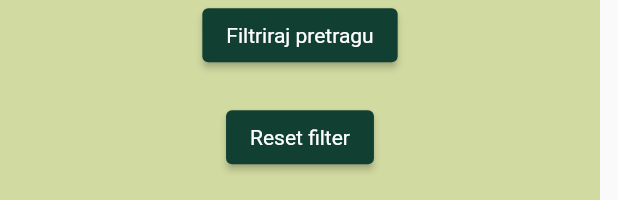
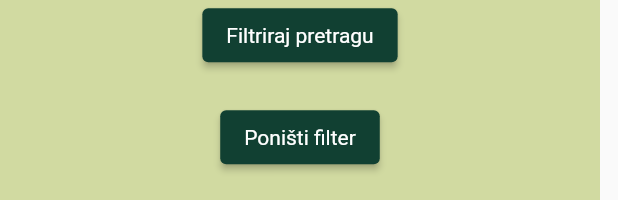
Before and after one commit to kfranic1/Hevento, a Flutter app: the HomePageSecondary widget shown alone on an empty page, opened directly, scrolled down 108 dp, on a phone screen of 412 x 824 dp. Shown: the part 1033-1233 px from the top of the screen. Run offline on Flutter 3.47's test engine with Material 2 defaults, Android fonts, the phone set to English and light mode, and no system bars; drawn by our look-alikes of flutter_rating_bar, table_calendar; our stand-ins replace cloud_firestore, firebase_auth, firebase_core, firebase_storage, flutter_layout_grid, font_awesome_flutter and 2 more; accounts and stored records are empty.

Commit message:
Translated to Croatian

```diff
--- a/lib/pages/home/home_page_secondary.dart
+++ b/lib/pages/home/home_page_secondary.dart
@@ -28,6 +28,7 @@ class _HomePageSecondaryState extends State<HomePageSecondary> {
             children: [
               SizedBox(height: MediaQuery.of(context).size.height * 0.05),
               TextFormField(
+                initialValue: filter.name,
                 decoration: const InputDecoration(prefixIcon: Icon(Icons.search), hintText: "Pretraži po imenu"),
                 onChanged: (value) => filter.name = value,
               ),
@@ -85,21 +86,13 @@ class _HomePageSecondaryState extends State<HomePageSecondary> {
               const SizedBox(height: 20),
               Row(children: [
                 const SizedBox(width: 15),
-                filter.rating == 0
-                    ? const SizedBox(
-                        width: 80,
-                        child: Text(
-                          'Ocjena',
-                          style: filterTxtStyle,
-                        ),
-                      )
-                    : SizedBox(
-                        width: 80,
-                        child: Text(
-                          'Ocjena: ' + filter.rating.toString(),
-                          style: filterTxtStyle,
-                        ),
-                      ),
+                SizedBox(
+                  width: 80,
+                  child: Text(
+                    'Ocjena' + (filter.rating == 0 ? '' : ": " + filter.rating.toString()),
+                    style: filterTxtStyle,
+                  ),
+                ),
                 SizedBox(width: MediaQuery.of(context).size.width * 0.05),
                 RatingBar.builder(
                   initialRating: filter.rating,
@@ -304,7 +297,7 @@ class _HomePageSecondaryState extends State<HomePageSecondary> {
                 onPressed: () => setState(() {
                   filter.reset();
                 }),
-                child: const Text("Reset filter"),
+                child: const Text("Poništi filter"),
               ),
               const SizedBox(height: 20),
             ],
--- a/lib/pages/partner/partner_page_primary.dart
+++ b/lib/pages/partner/partner_page_primary.dart
@@ -56,7 +56,7 @@ class _PartnerPagePrimaryState extends State<PartnerPagePrimary> {
                           tooltip: "Sakrij oglas",
                         ),
                         TextButton(
-                          child: const Text("Edit"),
+                          child: const Text("Uredi"),
                           onPressed: () async => await showDialog(
                             context: context,
                             builder: (context) => AlertDialog(content: SpaceForm(space: space)),
@@ -82,7 +82,7 @@ class _PartnerPagePrimaryState extends State<PartnerPagePrimary> {
                             if (snapshot.connectionState != ConnectionState.done) return loader;
                             List<Review>? review = snapshot.data as List<Review>?;
                             return review == null
-                                ? const Text("No reviews for this space")
+                                ? const Center(child:  Text("Ovaj oglas nema niti jedanu recenziju"))
                                 : Row(
                                     mainAxisAlignment: MainAxisAlignment.start,
                                     children: review
--- a/lib/pages/register_page.dart
+++ b/lib/pages/register_page.dart
@@ -150,7 +150,7 @@ class _RegisterPageState extends State<RegisterPage> {
                                       });
                                     },
                                     child: const Text(
-                                      "Registriraj se",
+                                      "Kreiraj profil",
                                       style: buttonTxtStyle,
                                     ),
                                     style: ButtonStyle(backgroundColor: MaterialStateProperty.all(darkGreen)),
--- a/lib/pages/space/space_page_secondary.dart
+++ b/lib/pages/space/space_page_secondary.dart
@@ -109,7 +109,7 @@ class SpacePageSecondary extends StatelessWidget {
                       content: SizedBox(
                         height: 250,
                         child: appUser == null
-                            ? const Center(child: Text("You have to be logged in in order to leave a review"))
+                            ? const Center(child: Text("Potrebno je biti prijavljen kako bi ostavio recenziju."))
                             : FutureBuilder(
                                 future: Review.getReview(personId: appUser.id, spaceId: space.id),
                                 builder: (context, snapshot) {
--- a/lib/widgets/custom_app_bar.dart
+++ b/lib/widgets/custom_app_bar.dart
@@ -47,7 +47,7 @@ class CustomAppBar extends StatelessWidget {
                             StreamBuilder(
                                 stream: appUser.self,
                                 builder: (context, snapshot) {
-                                  return Text(!snapshot.hasData ? "" : "Logged in as ${appUser.username}");
+                                  return Text(!snapshot.hasData ? "" : "Prijavljen kao ${appUser.username}");
                                 })
                         ],
                       ),
--- a/lib/widgets/space_register/space_form.dart
+++ b/lib/widgets/space_register/space_form.dart
@@ -39,7 +39,7 @@ class _SpaceFormState extends State<SpaceForm> {
   Widget build(BuildContext context) {
     Person? appUser = context.watch<Person?>();
     if (appUser == null) {
-      return const Center(child: Text("Log in to see the dashboard"));
+      return const Center(child: Text("Prijavi se kako bi vidio nadzornu ploču."));
     }
     return Form(
       key: _formKey,
--- a/lib/widgets/space_register/space_register_one.dart
+++ b/lib/widgets/space_register/space_register_one.dart
@@ -16,7 +16,7 @@ class SpaceRegisterOne extends StatelessWidget {
             controller: space.id == "" ? TextEditingController() : null,
             decoration: const InputDecoration(hintText: "name"),
             onChanged: (value) => space.name = value,
-            validator: (value) => value == null || value.isEmpty ? "The field is empty" : null,
+            validator: (value) => value == null || value.isEmpty ? "Polje ne smije biti prazno" : null,
           ),
           TextFormField(
             initialValue: space.id == "" ? null : space.description,
@@ -24,14 +24,14 @@ class SpaceRegisterOne extends StatelessWidget {
             decoration: const InputDecoration(hintText: "description"),
             maxLines: 10,
             onChanged: (value) => space.description = value,
-            validator: (value) => value == null || value.isEmpty ? "The field is empty" : null,
+            validator: (value) => value == null || value.isEmpty ? "Polje ne smije biti prazno" : null,
           ),
           TextFormField(
             initialValue: space.id == "" ? null : space.address,
             controller: space.id == "" ? TextEditingController() : null,
             decoration: const InputDecoration(hintText: "adresa"),
             onChanged: (value) => space.address = value,
-            validator: (value) => value == null || value.isEmpty ? "The field is empty" : null,
+            validator: (value) => value == null || value.isEmpty ? "Polje ne smije biti prazno" : null,
           ),
           TextFormField(
             initialValue: space.id == "" ? null : space.contacts["phone"],
```
Also changed, not shown: lib/pages/space/review_dialog.dart (+4 -4 lines), lib/widgets/space_register/space_register_three.dart (+9 -9 lines), lib/widgets/space_register/space_register_two.dart (+12 -8 lines).
